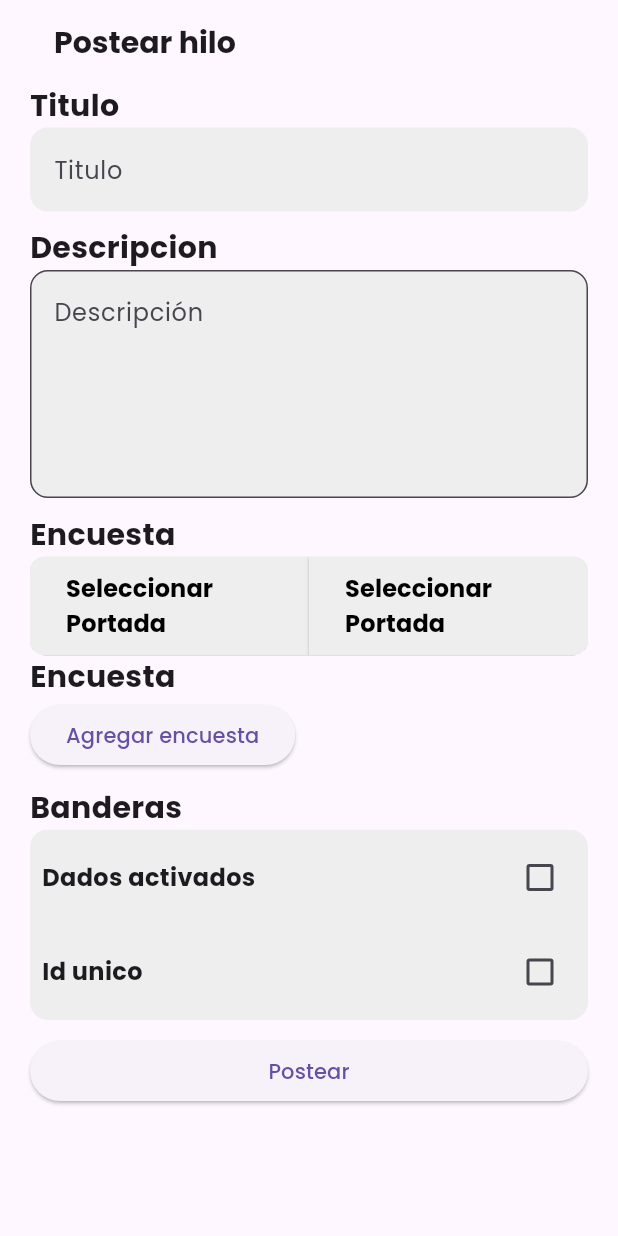
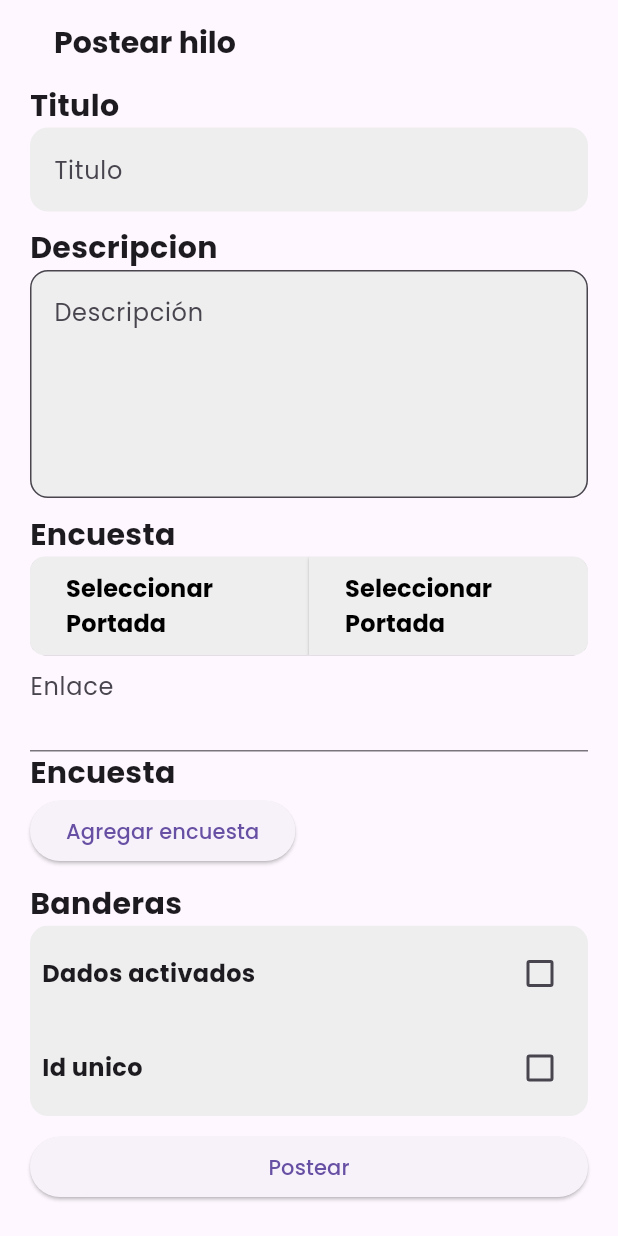
Before and after one commit to ZamasuEQTD/Inkboard_mobile_app, a Flutter app: the PostearHiloDialog widget shown alone on an empty page, opened directly, on a phone screen of 412 x 824 dp. Run offline on Flutter 3.47's test engine with Material 3 defaults, Android fonts, the phone set to English and light mode, and no system bars; our stand-ins replace dartz, get, google_fonts, responsive_framework, skeletonizer; network calls fail.

Commit message:
media, postear hilo modificado, hilo page agregado

```diff
--- /dev/null
+++ b/lib/features/hilos/presentation/logic/controllers/hilo_page_controller.dart
@@ -0,0 +1,3 @@
+import 'package:get/get.dart';
+
+class HiloPageController extends GetxController {}
--- a/lib/features/hilos/presentation/widgets/portada/portada.dart
+++ b/lib/features/hilos/presentation/widgets/portada/portada.dart
@@ -71,7 +71,7 @@ class PortadaItem extends StatelessWidget {
                                 if (portada.banderas.esSticky)
                                   TagPortadaIcon(
                                     icon: Icon(Icons.sticky_note_2),
-                                    background: Colors.amber,
+                                    background: Colors.amber.shade700,
                                   ),
                                 if (portada.banderas.dadosActivado)
                                   TagPortadaIcon(icon: Icon(Icons.casino)),
--- a/lib/features/hilos/presentation/widgets/postear-hilo/postear_hilo_dialog.dart
+++ b/lib/features/hilos/presentation/widgets/postear-hilo/postear_hilo_dialog.dart
@@ -68,6 +68,7 @@ class _PostearHiloDialogState extends State<PostearHiloDialog> {
       return Padding(
         padding: EdgeInsets.symmetric(horizontal: 20),
         child: Form(
+          child: SingleChildScrollView(
             child: Column(
               crossAxisAlignment: CrossAxisAlignment.start,
               children: [
@@ -116,7 +117,11 @@ class _PostearHiloDialogState extends State<PostearHiloDialog> {
                   "Encuesta",
                   style: TextStyle(fontSize: 20, fontWeight: FontWeight.bold),
                 ),
+
+                //---portada---
                 if (true)
+                  Column(
+                    children: [
                       ClipRRect(
                         borderRadius: BorderRadius.circular(10),
                         child: Row(
@@ -130,8 +135,8 @@ class _PostearHiloDialogState extends State<PostearHiloDialog> {
                                         borderRadius: BorderRadius.circular(0),
                                       ),
                                     ),
-                              backgroundColor:
-                                  WidgetStatePropertyAll(Colors.grey.shade200),
+                                    backgroundColor: WidgetStatePropertyAll(
+                                        Colors.grey.shade200),
                                   ),
                                   child: Padding(
                                     padding: EdgeInsets.symmetric(vertical: 10),
@@ -153,8 +158,8 @@ class _PostearHiloDialogState extends State<PostearHiloDialog> {
                                       borderRadius: BorderRadius.circular(0),
                                     ),
                                   ),
-                              backgroundColor:
-                                  WidgetStatePropertyAll(Colors.grey.shade200),
+                                  backgroundColor: WidgetStatePropertyAll(
+                                      Colors.grey.shade200),
                                 ),
                                 child: Padding(
                                   padding: EdgeInsets.symmetric(vertical: 10),
@@ -165,11 +170,21 @@ class _PostearHiloDialogState extends State<PostearHiloDialog> {
                                         fontSize: 16,
                                         color: Colors.black),
                                   ),
-                            )),
+                                ),
+                              ),
                             ),
                           ],
                         ),
                       ),
+                      TextFormField(
+                        decoration: InputDecoration(hintText: "Enlace"),
+                        minLines: 2,
+                        maxLines: 2,
+                      )
+                    ],
+                  ),
+                //---portada---
+
                 Text(
                   "Encuesta",
                   style: TextStyle(fontSize: 20, fontWeight: FontWeight.bold),
@@ -182,8 +197,10 @@ class _PostearHiloDialogState extends State<PostearHiloDialog> {
                     child: Text("Agregar encuesta"),
                   )
                 else ...[
-                ...this.postearHiloController.encuesta.value.asMap().entries.map((entry) {
-                    log(entry.key.toString());
+                  ...postearHiloController.encuesta.value
+                      .asMap()
+                      .entries
+                      .map((entry) {
                     return EncuestaOpcionTextField(
                       controller: entry.value,
                       index: entry.key,
@@ -220,7 +237,8 @@ class _PostearHiloDialogState extends State<PostearHiloDialog> {
                                 Text(
                                   "Dados activados",
                                   style: TextStyle(
-                                    fontSize: 16, fontWeight: FontWeight.bold),
+                                      fontSize: 16,
+                                      fontWeight: FontWeight.bold),
                                 ),
                                 Checkbox(
                                   value: false,
@@ -235,7 +253,8 @@ class _PostearHiloDialogState extends State<PostearHiloDialog> {
                                 Text(
                                   "Id unico",
                                   style: TextStyle(
-                                    fontSize: 16, fontWeight: FontWeight.bold),
+                                      fontSize: 16,
+                                      fontWeight: FontWeight.bold),
                                 ),
                                 Checkbox(
                                   value: false,
@@ -260,6 +279,7 @@ class _PostearHiloDialogState extends State<PostearHiloDialog> {
               ],
             ),
           ),
+        ),
       );
     });
 
@@ -270,9 +290,14 @@ class _PostearHiloDialogState extends State<PostearHiloDialog> {
         }
 
         return Dialog(
+          shape:
+              RoundedRectangleBorder(borderRadius: BorderRadius.circular(20)),
           backgroundColor: Colors.white,
           child: ConstrainedBox(
-              constraints: BoxConstraints(maxWidth: 800), child: child),
+            constraints: BoxConstraints(maxWidth: 800),
+            child: Padding(
+                padding: EdgeInsets.symmetric(vertical: 5), child: child),
+          ),
         );
       },
     );
--- a/pubspec.yaml
+++ b/pubspec.yaml
@@ -40,6 +40,7 @@ dependencies:
   dartz: ^0.10.0
   google_fonts: ^6.2.1
   get: ^4.6.6
+  file_picker: ^8.3.2
 dev_dependencies:
   flutter_test:
     sdk: flutter
```
Also changed, not shown: lib/features/hilos/presentation/pages/hilo_page.dart (added, +62 -0 lines), lib/features/media/domain/models/picked_file.dart (added, +13 -0 lines), lib/features/media/domain/models/media.dart (renamed from lib/features/media/domain/media.dart), pubspec.lock, 1 other file. Lines whose indentation alone changed are shown as unchanged.
